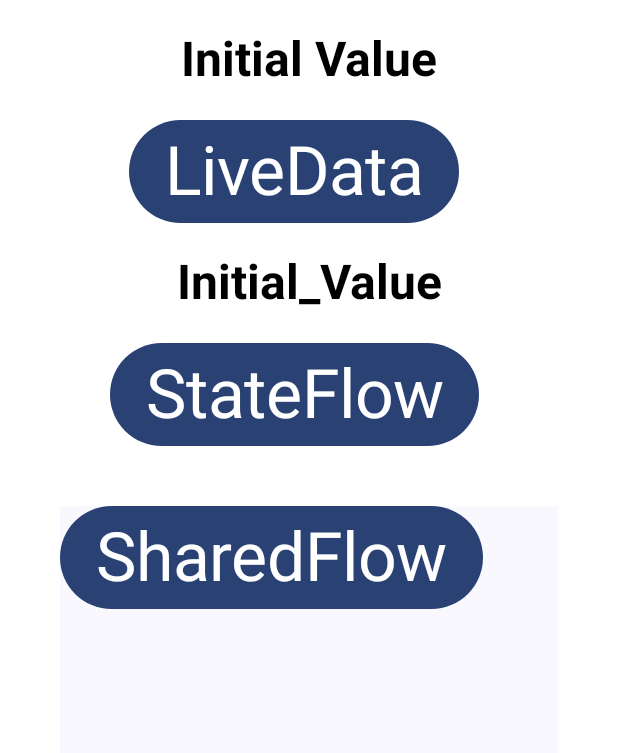
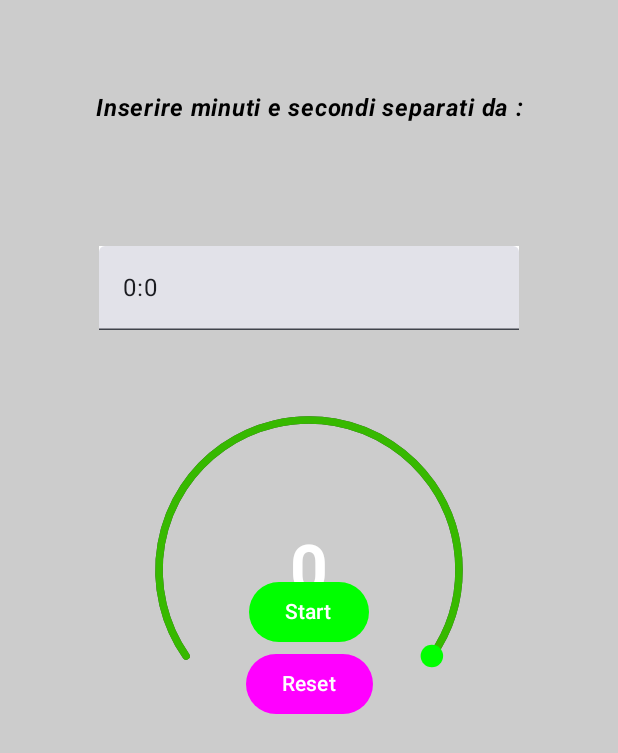
Before and after one commit to gyotro/testKotlinFlowInAndroid, an Android app built with Jetpack Compose: the screen it shows after launch (MainActivity), on a phone screen of 412 x 824 dp. Shown: the top 753 px of the screen. Run offline under Robolectric (Android 15) with nearby library versions, the phone set to English and light mode, and no system bars; our stand-ins replace livedata-compose.

Commit message:
ultime modifiche, da sistemare il posizionamento colonna

```diff
--- a/app/src/main/java/com/example/flowapp/FlowViewModel.kt
+++ b/app/src/main/java/com/example/flowapp/FlowViewModel.kt
@@ -10,75 +10,5 @@ import kotlinx.coroutines.launch
 
 class FlowViewModel : ViewModel() {
 
-    // ora proviamo uno state Flow: utile quando dobbiamo memorizzare lo stato di uno screen
-    // da best practice si crea uno stateflow mutabile ed uno immutabile
-
-    // stateFlow e ShardedFlow Sono degli hot flow: se non c'è nessuno che li colletta, vengono persi
-    private val _stateFlow = MutableStateFlow(0) // mutable
-    val stateFlow = _stateFlow.asStateFlow() // aggiungendo asStateFlow() lo si fa immutabile
-
-    // stessa cosa con uno sharedFlow
-    private val _sharedFlow =
-        MutableSharedFlow<Int>(replay = 1) // creazione di uno sharedFlow, con replay (non obbligatorio) creiamo una sorta di cache che ci immagazzina il valore
-    val sharedFlow = _sharedFlow.asSharedFlow() // aggiungendo asStateFlow() lo si fa immutabile
-
-    // gli sharedFlow sono utilizzati per catturare eventi che vanno eseguiti una singola volta,
-    // ad esempio in Compose si possono utilizzare con i LaunchedEffect, che vengono utilizzati una sola volta
-
-    /*    LaunchedEffect(key1 = "true") {
-            viewModel.sharedFlow.collect{ number ->
-
-            }
-        }*/
-    fun emitSharedFlow(square: Int) {
-        viewModelScope.launch {
-            _sharedFlow.emit(square * square)
-        }
-    }
-
-    fun incrementStateFlow() {
-        _stateFlow.value += 1
-    }
-
-    val startingValue = 10
-
-    // dal flow si emettono dei valori (simile a Mono o Flux in Java Reactive
-    // questo modo di creare i flow è detto cold flow, xkè emette valori ed aspetta che qualcuni li colletti
-    val countdownFlow = flow<Int> {
-        var currentValue = startingValue
-        // viene emesso il valore iniziale
-        emit(startingValue)
-        while (currentValue > 0) {
-            delay(1000)
-            currentValue--
-            emit(currentValue)
-        }
-    }
-
-    // Test with LiveData
-    private val _liveData = MutableLiveData("Initial Value")
-    val liveData: LiveData<String> = _liveData
-
-    fun changeLiveData() {
-        _liveData.value = "Live Data Modified!!"
-    }
-
-    // Test with StateFlow
-    private val _stateFlowTest = MutableStateFlow("Initial_Value") // mutable
-    val stateFlowTest = _stateFlowTest.asStateFlow()
-
-    // Test with SharedFlow
-    private val _sharedFlowTest = MutableSharedFlow<String>(1) // mutable
-    val sharedFlowTest = _sharedFlowTest.asSharedFlow()
-
-    fun changeStateFlow() {
-        _stateFlowTest.value = "State Flow Modified!!"
-    }
-
-    fun snackBarEmit() {
-        viewModelScope.launch() {
-            _sharedFlowTest.tryEmit("Shared Flow Modified!!")
-        }
-    }
 
 }
--- a/app/src/main/java/com/example/flowapp/MainActivity.kt
+++ b/app/src/main/java/com/example/flowapp/MainActivity.kt
@@ -2,10 +2,14 @@ package com.example.flowapp
 
 import android.annotation.SuppressLint
 import android.os.Bundle
+import android.os.UserHandle
+import android.text.Layout
 import android.util.Log
 import androidx.activity.ComponentActivity
 import androidx.activity.compose.setContent
 import androidx.activity.viewModels
+import androidx.compose.foundation.Canvas
+import androidx.compose.foundation.background
 import androidx.compose.foundation.layout.*
 import androidx.compose.material3.*
 import androidx.compose.runtime.*
@@ -14,215 +18,93 @@ import androidx.compose.runtime.*
 import androidx.compose.runtime.livedata.observeAsState
 import androidx.compose.ui.Alignment
 import androidx.compose.ui.Modifier
+import androidx.compose.ui.geometry.Offset
+import androidx.compose.ui.geometry.Size
 import androidx.compose.ui.graphics.Color
+import androidx.compose.ui.graphics.PointMode
+import androidx.compose.ui.graphics.StrokeCap
+import androidx.compose.ui.graphics.drawscope.Stroke
+import androidx.compose.ui.layout.onSizeChanged
+import androidx.compose.ui.text.font.FontStyle
 import androidx.compose.ui.text.font.FontWeight
+import androidx.compose.ui.text.style.TextAlign
 import androidx.compose.ui.tooling.preview.Preview
+import androidx.compose.ui.unit.Dp
+import androidx.compose.ui.unit.IntSize
 import androidx.compose.ui.unit.dp
+import androidx.compose.ui.unit.sp
 import com.example.flowapp.ui.theme.FlowAppTheme
+import kotlinx.coroutines.delay
 import kotlinx.coroutines.flow.*
 import kotlinx.coroutines.launch
+import org.intellij.lang.annotations.JdkConstants
+import java.nio.file.WatchEvent
+import kotlin.math.PI
+import kotlin.math.cos
+import kotlin.math.sin
 
 class MainActivity : ComponentActivity() {
-    @SuppressLint("FlowOperatorInvokedInComposition", "StateFlowValueCalledInComposition",
+    @SuppressLint(
+        "FlowOperatorInvokedInComposition", "StateFlowValueCalledInComposition",
         "CoroutineCreationDuringComposition"
     )
     override fun onCreate(savedInstanceState: Bundle?) {
         super.onCreate(savedInstanceState)
         setContent {
             FlowAppTheme {
-                val viewModel by viewModels<FlowViewModel>()
-                // raccogliamo le emissioni del Flow
-                val currentValue: State<Int> = viewModel.countdownFlow
-                    // possiamo fare tutte le classiche operazioni
-                    .filter { time ->
-                        time % 2 == 0
-                    }.map { time -> time * 10 }
-                    .onEach {
-                        Log.d("Flow", "printing flow val $it")
-                    }
-                    .collectAsState(viewModel.startingValue)
-                // settiamo il valore dello stateFlow, se non inseriamo collectaAsState il valore non incrementa
-                val count = viewModel.stateFlow.collectAsState(0)
-
-                // il live Data va osservato
-                val liveData by viewModel.liveData.observeAsState()
-
-                // lo state Flow va osservato
-                val stateFlow by viewModel.stateFlowTest.collectAsState(this)
-
-                // A surface container using the 'background' color from the theme
-                Surface(modifier = Modifier.fillMaxSize(), color = Color.White) {
-                    Column(modifier = Modifier.fillMaxSize()) {
+                Surface(color = Color.LightGray, modifier = Modifier.fillMaxSize()) {
+                    var timer by remember { mutableStateOf(value = "0:0") }
+                    Column(horizontalAlignment = Alignment.CenterHorizontally) {
+                        Row(
+                            modifier = Modifier.padding(20.dp),
+                            horizontalArrangement = Arrangement.SpaceEvenly,
+                            verticalAlignment = Alignment.Top
+                        ) {
+                            Column(horizontalAlignment = Alignment.CenterHorizontally) {
                                 Text(
-                            text = liveData.toString() ?: "null",
-                            style = MaterialTheme.typography.headlineLarge,
+                                    modifier = Modifier.padding(40.dp),
+                                    color = Color.Black,
+                                    textAlign = TextAlign.Center,
+                                    fontStyle = FontStyle.Italic,
                                     fontWeight = FontWeight.Bold,
-                            color = Color.Black,
+                                    text = "Inserire minuti e secondi separati da :"
+                                )
+                                TextField(
+                                    colors = TextFieldDefaults.colors(Color.Black),
+                                    value = timer,
                                     modifier = Modifier
-                                //                      .size(170.dp)
-                                .padding(20.dp)
                                         .align(Alignment.CenterHorizontally)
-                        )
-                        Button(
-                            onClick = { viewModel.changeLiveData() },
-                            modifier = Modifier.align(Alignment.CenterHorizontally)
-                                .padding(end = 20.dp)
-                        )
-                        {
-                            Text(
-                                text = "LiveData",
-                                style = MaterialTheme.typography.displayMedium
-                            )
-                        }
-                        Text(
-                            text = stateFlow.toString(),
-                            style = MaterialTheme.typography.headlineLarge,
-                            fontWeight = FontWeight.Bold,
-                            color = Color.Black,
-                            modifier = Modifier
-                                //                      .size(170.dp)
-                                .padding(20.dp)
-                                .align(Alignment.CenterHorizontally)
-                        )
-
-
-                        Button(
-                            onClick = { viewModel.changeStateFlow() },
-                            modifier = Modifier.align(Alignment.CenterHorizontally)
-                                .padding(end = 20.dp)
-                        )
-                        {
-                            Text(
-                                text = "StateFlow",
-                                style = MaterialTheme.typography.displayMedium
-                            )
-                        }
-                        //val snackBarMessage = viewModel.sharedFlowTest
-
-                        val snackbarHostState = remember { SnackbarHostState() }
-                        val scope = rememberCoroutineScope()
-                        var message by remember { mutableStateOf<String>("inizio") }
-
-                        // la coroutine si mette in ascolto della emissione dello shared Flow
-                        scope.launch {
-                            viewModel.sharedFlowTest.collectLatest {
-                                message = it
-                            }
-                        }
-
-                        Scaffold(
-                            modifier = Modifier
                                         .padding(40.dp)
-                                .align(Alignment.CenterHorizontally),
-                            snackbarHost = { SnackbarHost(snackbarHostState) },
-                            /*floatingActionButton = {
-                                //var clickCount by remember { mutableStateOf(0) }
-                                ExtendedFloatingActionButton(
-                                    modifier = Modifier.align(Alignment.CenterHorizontally),
-                                    onClick = {
-                                        // show snackbar as a suspend function
-                                        scope.launch {
-                                            viewModel.sharedFlowTest.collectLatest {
-                                                snackbarHostState.showSnackbar(
-                                                    "Snackbar $it"
-                                                )
-                                            }
-
-              *//*                              snackbarHostState.showSnackbar(
-                                                "Snackbar # ${++clickCount}"
-                                            )*//*
-                                        }
-                                        viewModel.sbackBarEmit()
-                                    }
-                                ) { Text("Show snackbar") }
-                            }*/
-                            content = { innerPadding ->
-                                /*Text(
-                                    text = "Click To show Toast App Bar",
-                                    modifier = Modifier.padding(innerPadding).fillMaxSize().wrapContentSize()
-                                )*/
-                                Button(
-                                    onClick = {
-                // va lanciata prima di visualizzare il messaggio (altrimenti al primo avvio non si visualizza nulla)
-                                        viewModel.snackBarEmit()
-                                        scope.launch {
-                                        // show snackbar as a suspend function
-                                         snackbarHostState.showSnackbar(
-                                             duration = SnackbarDuration.Short,
-                                             message = "Snackbar $message"
+                                        .background(Color.White),
+                                    onValueChange = { timer = it }
                                 )
                             }
                         }
-
-                                            /*                              snackbarHostState.showSnackbar(
-                                                                              "Snackbar # ${++clickCount}"
-                                                                          )*/
-,
-         //                           modifier = Modifier.align(Alignment.CenterHorizontally).padding(top = 40.dp)
-                                       modifier = Modifier.wrapContentSize()
-                                )
-                                {
-                                    Text(
-                                        text = "SharedFlow",
-                                        style = MaterialTheme.typography.displayMedium
+                        Box(contentAlignment = Alignment.Center) {
+                            Timer(
+                                totalTime = convertTimers(timer) * 1000L,
+                                handleColor = Color.Green,
+                                inactiveBarColor = Color.DarkGray,
+                                activeBarColor = Color(0xFF37B900),
+                                modifier = Modifier.size(200.dp)
                             )
                         }
                     }
-                        )
-
-
-                       /* Button(
-                            onClick = { viewModel.sbackBarEmit() },
-                            modifier = Modifier.align(Alignment.CenterHorizontally)
-                                .padding(top = 40.dp)
-                        )
-                        {
-                            Text(
-                                text = "SharedFlow",
-                                style = MaterialTheme.typography.displayMedium
-                            )
-                        }*/
-
                 }
             }
         }
     }
 }
 
-/*    @Composable
-    fun SnackBarTrigger(viewModel: FlowViewModel) {
-        val snackbarHostState = remember { SnackbarHostState() }
-        val scope = rememberCoroutineScope()
-        LaunchedEffect(key1 = Unit) {
-            viewModel.sharedFlowTest.collectLatest {
-                Scaffold(
-                    snackbarHost = { SnackbarHost(snackbarHostState) },
-                    *//*floatingActionButton = {
-                        var clickCount by remember { mutableStateOf(0) }
-                        ExtendedFloatingActionButton(
-                            onClick = {
-                                // show snackbar as a suspend function
-                                scope.launch {
-                                    snackbarHostState.showSnackbar(
-                                        "Snackbar # ${++clickCount}"
-                                    )
+fun convertTimers(time: String): Long {
+    return try {
+        val (min, sec) = time.split(":")
+        min.toLong() * 60 + sec.toLong()
+    }catch (e: Exception) {
+        0L
     }
-                            }
-                        ) { Text("Show snackbar") }
-                    },*//*
-                    content = { innerPadding ->
-                        Text(
-                            text = it,
-                            modifier = Modifier.padding(innerPadding).fillMaxSize().wrapContentSize()
-                        )
-                    }
-                )
-            }
-        }
-    }*/
 
 }
-
 
 
 @Preview(showBackground = true)
@@ -232,3 +114,133 @@ fun DefaultPreview() {
 
     }
 }
+
+@Composable
+fun Timer(
+    totalTime: Long,
+    handleColor: Color,
+    inactiveBarColor: Color,
+    activeBarColor: Color,
+    modifier: Modifier,
+    initialValue: Float = 1f,
+    // si riferisce allo spessore della linea dell'arco
+    strokedWidth: Dp = 5.dp,
+) {
+    // settiamo i valori
+    // questo è il size dell'arco che man mano scala
+    var size by remember {
+        mutableStateOf(IntSize.Zero)
+    }
+    // percentuale di completamento
+    var value by remember {
+        mutableStateOf(initialValue)
+    }
+    var currentTime by remember {
+        mutableStateOf(totalTime)
+    }
+    var isTimerRunning by remember {
+        mutableStateOf(false)
+    }
+
+    // Per aggiornare il contatore verrà utilizzato un LaunchedEffect: componente che viene richiamato ogni qualvolta accade un evento
+    // verrà triggerata ogni volta cambiano il currentTime o isTimerRunning
+    LaunchedEffect(
+        key1 = currentTime,
+        key2 = isTimerRunning
+    ) {
+        if (currentTime > 0 && isTimerRunning) {
+            delay(100L)
+            currentTime -= 100
+            value = currentTime / totalTime.toFloat()
+        }
+        if (currentTime == 0L)
+            isTimerRunning = false
+    }
+
+    Box(
+        contentAlignment = Alignment.Center,
+        modifier = modifier
+            .onSizeChanged {
+                size = it
+            }
+    ) {
+        Canvas(modifier = modifier) {
+            // disegniamo gli archi, uno per l'active e l'altro per l'incactive
+            drawArc(
+                color = inactiveBarColor,
+                startAngle = -215f,
+                sweepAngle = 250f,
+                useCenter = false,
+                size = Size(size.width.toFloat(), size.height.toFloat()),
+                style = Stroke(strokedWidth.toPx(), cap = StrokeCap.Round)
+            )
+            drawArc(
+                color = activeBarColor,
+                startAngle = -215f,
+                sweepAngle = 250f * value, // si moltiplica per la % di completamento
+                useCenter = false,
+                size = Size(size.width.toFloat(), size.height.toFloat()),
+                style = Stroke(strokedWidth.toPx(), cap = StrokeCap.Round)
+            )
+            // ora dobbiamo disegnare il punto che man mano si muove: abbiamo bisogno delle coordinate x ed y che dovrano variare
+            val center = Offset(x = size.width.toFloat() / 2, y = size.height.toFloat() / 2)
+            // l'angolo che varia mano mano
+            val beta = (250f * value + 145f) * (PI / 180f).toFloat()
+            val r = size.width / 2f
+            val a = cos(beta) * r
+            val b = sin(beta) * r
+            drawPoints(
+                listOf(Offset(x = center.x + a, y = center.y + b)),
+                pointMode = PointMode.Points,
+                color = handleColor,
+                strokeWidth = (strokedWidth * 3f).toPx(),
+                cap = StrokeCap.Round
+            )
+        }
+        Text(
+            textAlign = TextAlign.Center,
+            text = (currentTime / 1000L).toString(),
+            fontSize = 44.sp,
+            fontWeight = FontWeight.Bold,
+            color = Color.White
+        )
+        // Sistemare il posizionamento della colonna...si sovrappone al contatore
+        Column(
+            verticalArrangement = Arrangement.Bottom,
+            horizontalAlignment = Alignment.CenterHorizontally,
+            modifier = modifier.align(Alignment.BottomCenter)
+        ) {
+            Button(
+                onClick = {
+                    if (currentTime <= 0) {
+                        currentTime = totalTime
+                        isTimerRunning = true
+                    } else isTimerRunning = isTimerRunning.not()
+                },
+                //modifier = Modifier.align(Alignment.BottomCenter),
+                colors = ButtonDefaults.buttonColors(
+                    containerColor = if (isTimerRunning.not() || currentTime <= 0) {
+                        Color.Green
+                    } else
+                        Color.Red
+                )
+            ) {
+                Text(
+                    text = if (isTimerRunning && currentTime >= 0) "Stop"
+                    //else if (isTimerRunning.not() && currentTime > 0) "Start"
+                    else "Start"
+                )
+            }
+            Button(
+                onClick = { currentTime = totalTime },
+                //modifier = Modifier.align(Alignment.BottomCenter).padding(40.dp),
+                colors = ButtonDefaults.buttonColors(Color.Magenta)
+            ) {
+                Text(
+                    text = "Reset"
+                )
+            }
+        }
+
+    }
+}
```
Lines whose indentation alone changed are shown as unchanged.
